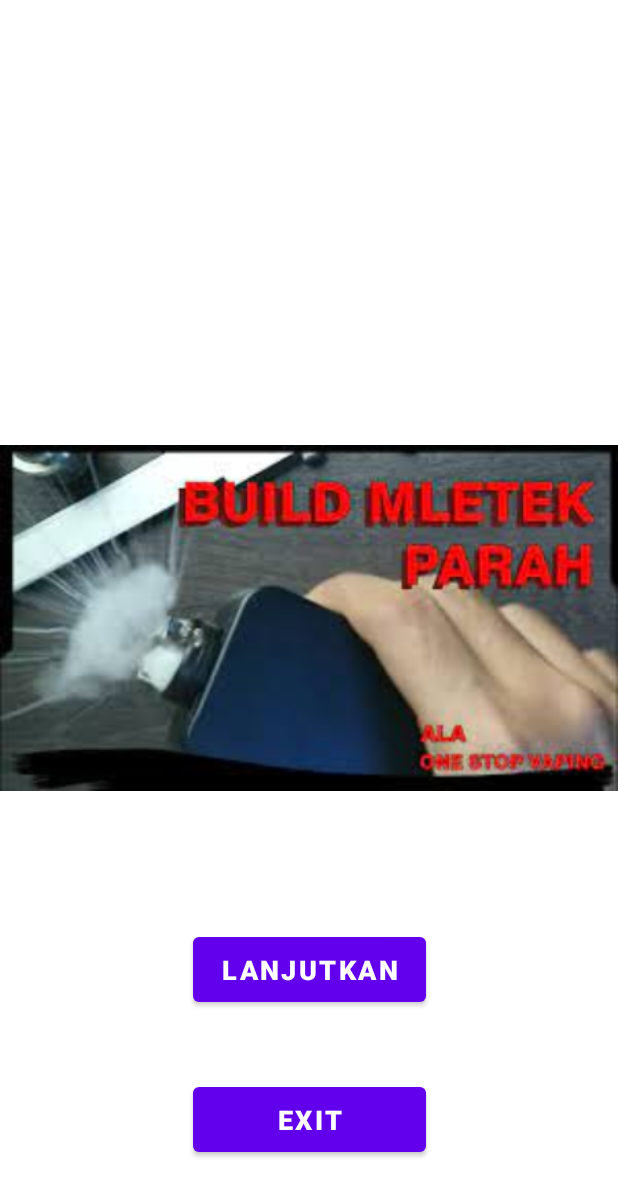
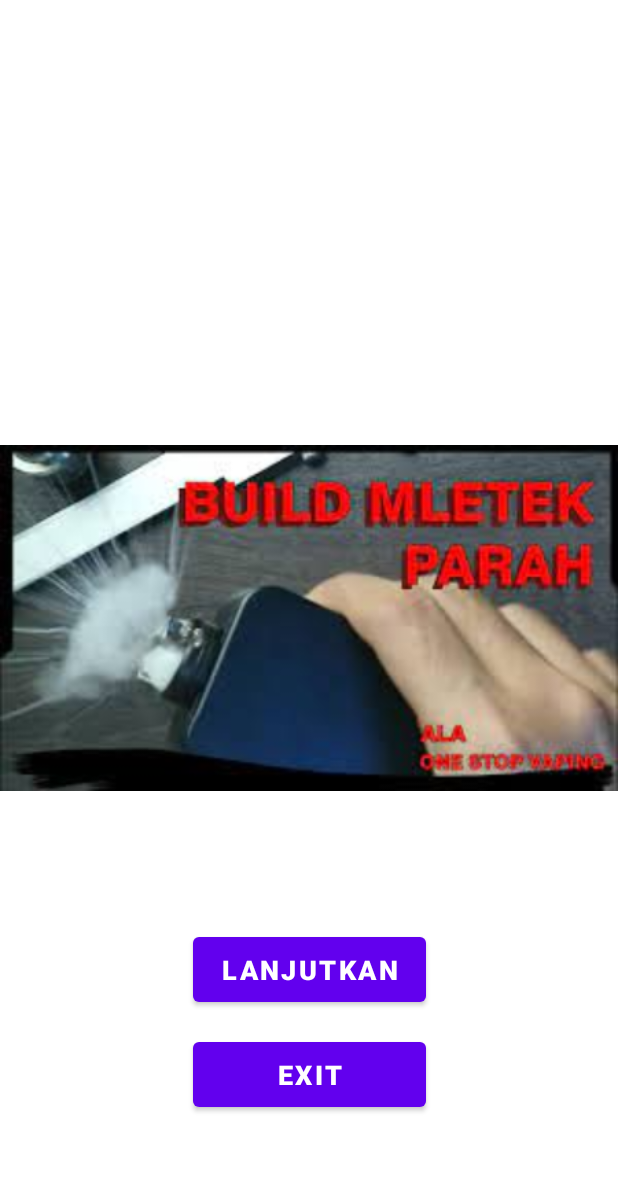
Before and after one commit to DeGreees/UAS_android, an Android app: the screen it shows after launch (MainActivity), on a phone screen of 412 x 824 dp. Shown: the top 1196 px of the screen. Run offline under Robolectric (Android 15) with nearby library versions, the phone set to English and light mode, and no system bars.

Commit message:
benerkan tombol

```diff
--- a/app/src/main/res/layout/activity_main.xml
+++ b/app/src/main/res/layout/activity_main.xml
@@ -43,7 +43,7 @@
         android:text="EXIT"
         android:textStyle="bold"
         android:textSize="18dp"
-        android:layout_marginBottom="50dp"/>
+        android:layout_marginBottom="80dp"/>
 
 
 
```
